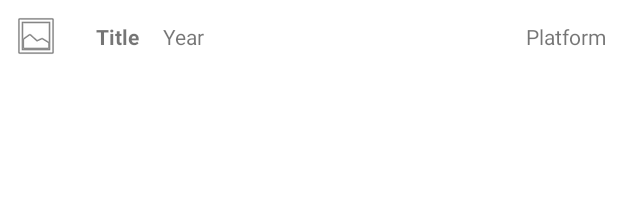
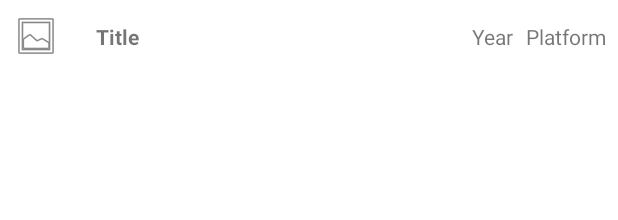
Before and after one commit to jwesgore/gamelibrary, an Android app: the layout recycler_list.xml on its own in the app's theme, with its tools: preview values and no code run, on a phone screen of 412 x 824 dp. Shown: the top 220 px of the screen. Run offline under Robolectric (Android 15) with nearby library versions, the phone set to English and light mode, and no system bars.

Commit message:
update recycler listing

```diff
--- a/app/src/main/res/layout/recycler_list.xml
+++ b/app/src/main/res/layout/recycler_list.xml
@@ -16,12 +16,14 @@
 
     <TextView
         android:id="@+id/List_textViewTitle"
-        android:layout_width="wrap_content"
+        android:layout_width="0dp"
         android:layout_height="wrap_content"
         android:layout_marginStart="24dp"
+        android:layout_marginEnd="8dp"
         android:text="Title"
         android:textStyle="bold"
         app:layout_constraintBottom_toBottomOf="@+id/List_imageView"
+        app:layout_constraintEnd_toStartOf="@+id/List_textViewYear"
         app:layout_constraintStart_toEndOf="@+id/List_imageView"
         app:layout_constraintTop_toTopOf="@+id/List_imageView" />
 
@@ -29,10 +31,10 @@
         android:id="@+id/List_textViewYear"
         android:layout_width="wrap_content"
         android:layout_height="wrap_content"
-        android:layout_marginStart="16dp"
+        android:layout_marginEnd="8dp"
         android:text="Year"
         app:layout_constraintBottom_toBottomOf="@+id/List_textViewTitle"
-        app:layout_constraintStart_toEndOf="@+id/List_textViewTitle" />
+        app:layout_constraintEnd_toStartOf="@+id/List_textViewPlatform" />
 
     <TextView
         android:id="@+id/List_textViewPlatform"
```
Also changed, not shown: app/src/main/res/layout/fragment_add_game.xml (+8 -2 lines).
